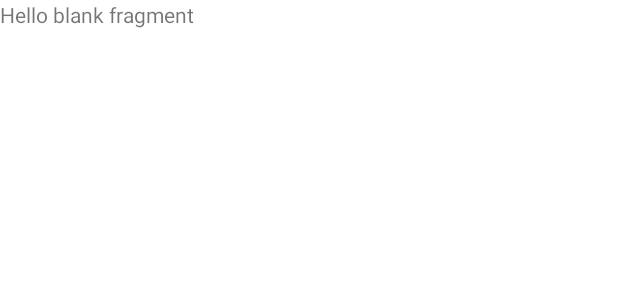
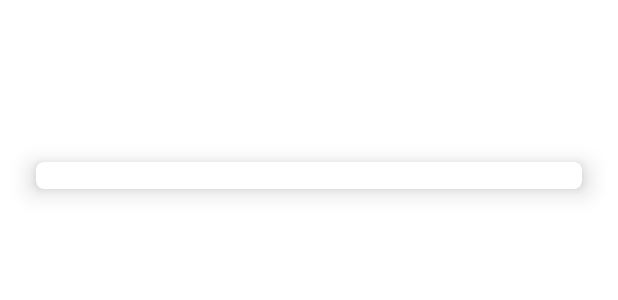
Before and after one commit to JohannPally/Sophia, an Android app: the layout fragment_info.xml on its own in the app's theme, with its tools: preview values and no code run, on a phone screen of 412 x 824 dp. Shown: the top 300 px of the screen. Run offline under Robolectric (Android 15) with nearby library versions, the phone set to English and light mode, and no system bars.

Commit message:
more work on info frag, added in skeleton for getter for MR

```diff
--- a/app/src/main/java/com/example/myapplication/DBController.kt
+++ b/app/src/main/java/com/example/myapplication/DBController.kt
@@ -57,8 +57,12 @@ class DBController(context: Context) {
     }
 
     fun get_all(parent:Int): Pair<Set<LevelSQL>, Set<MaintenanceRecordSQL>>{
-        Log.v("Get all parent", parent.toString())
+        //Log.v("Get all parent", parent.toString())
         return Pair(get_level_table(parent), get_mr_table(parent))
+    }
+
+    fun get_mr(id: Int):MaintenanceRecordSQL{
+        return model.getMR(id)
     }
 
 //    // L3 call using SQl
--- a/app/src/main/java/com/example/myapplication/DBModel.kt
+++ b/app/src/main/java/com/example/myapplication/DBModel.kt
@@ -262,6 +262,10 @@ class DatabaseModel(context: Context) {
         } else {
             MainActivity.testDB.maintenanceRecordDAO().findByParentIDTop().toSet()
         }
+    }
+
+    fun getMR(id: Int):MaintenanceRecordSQL{
+        return MaintenanceRecordSQL(id = -1, deviceName = "Test Name", faultCode = "000", ipmProcedure = "This could be a procedure?", parent = -1, serviceEngineeringCode = "000", serviceProvider = "Test Provider", status = 0, timestamp = 0, workOrderNum = "000" );
     }
 
     fun getCatsfromDB(): Set<String> {
--- a/app/src/main/java/com/example/myapplication/NavMod.kt
+++ b/app/src/main/java/com/example/myapplication/NavMod.kt
@@ -194,8 +194,8 @@ class NavMod : ViewModel() {
         navController.navigate(action)
     }
 
-    fun RecursetoInfo(navController: NavController, id: Int?) {
-        val action = RecurseFragmentDirections.actionRecurseFragmentToInfoFragment()
+    fun RecursetoInfo(navController: NavController, id: Int) {
+        val action = RecurseFragmentDirections.actionRecurseFragmentToInfoFragment(id)
         navController.navigate(action)
     }
 }
--- a/app/src/main/res/layout/fragment_info.xml
+++ b/app/src/main/res/layout/fragment_info.xml
@@ -1,14 +1,47 @@
 <?xml version="1.0" encoding="utf-8"?>
-<FrameLayout xmlns:android="http://schemas.android.com/apk/res/android"
+<androidx.constraintlayout.widget.ConstraintLayout xmlns:android="http://schemas.android.com/apk/res/android"
+    xmlns:app="http://schemas.android.com/apk/res-auto"
     xmlns:tools="http://schemas.android.com/tools"
+    android:id="@+id/frameLayout"
     android:layout_width="match_parent"
     android:layout_height="match_parent"
     tools:context=".InfoFragment">
 
-    <!-- TODO: Update blank fragment layout -->
+    <androidx.cardview.widget.CardView
+        android:id="@+id/info_cardView"
+        android:layout_width="match_parent"
+        android:layout_height="wrap_content"
+        android:layout_margin="10dp"
+        app:cardElevation="10dp"
+        app:cardCornerRadius="5dp"
+        app:cardMaxElevation="12dp"
+        app:cardPreventCornerOverlap="true"
+        app:cardUseCompatPadding="true"
+        app:layout_constraintBottom_toBottomOf="parent"
+        app:layout_constraintEnd_toEndOf="parent"
+        app:layout_constraintHorizontal_bias="0.0"
+        app:layout_constraintStart_toStartOf="parent"
+        app:layout_constraintTop_toTopOf="parent"
+        app:layout_constraintVertical_bias="0.105">
+
+        <TextView
+            android:id="@+id/info_detail_tv"
+            android:layout_width="wrap_content"
+            android:layout_height="wrap_content"
+            android:layout_gravity="left"
+            android:layout_marginTop="2dp"
+            android:layout_marginBottom="2dp"
+            android:textSize="10sp"
+            android:textStyle="normal"/>
+
+    </androidx.cardview.widget.CardView>
+
     <TextView
-        android:layout_width="match_parent"
-        android:layout_height="match_parent"
-        android:text="@string/hello_blank_fragment" />
-
-</FrameLayout>
+        android:id="@+id/info_name_tv"
+        android:layout_width="wrap_content"
+        android:layout_height="wrap_content"
+        app:layout_constraintBottom_toTopOf="@+id/info_cardView"
+        app:layout_constraintEnd_toEndOf="parent"
+        app:layout_constraintStart_toStartOf="parent"
+        app:layout_constraintTop_toTopOf="parent" />
+</androidx.constraintlayout.widget.ConstraintLayout>
--- a/app/src/main/res/navigation/nav_graph.xml
+++ b/app/src/main/res/navigation/nav_graph.xml
@@ -189,5 +189,9 @@
         android:id="@+id/infoFragment"
         android:name="com.example.myapplication.InfoFragment"
         android:label="fragment_info"
-        tools:layout="@layout/fragment_info" />
+        tools:layout="@layout/fragment_info" >
+        <argument
+            android:name="id"
+            app:argType="integer" />
+    </fragment>
 </navigation>
```
Also changed, not shown: app/src/main/java/com/example/myapplication/InfoFragment.kt (+30 -0 lines).
